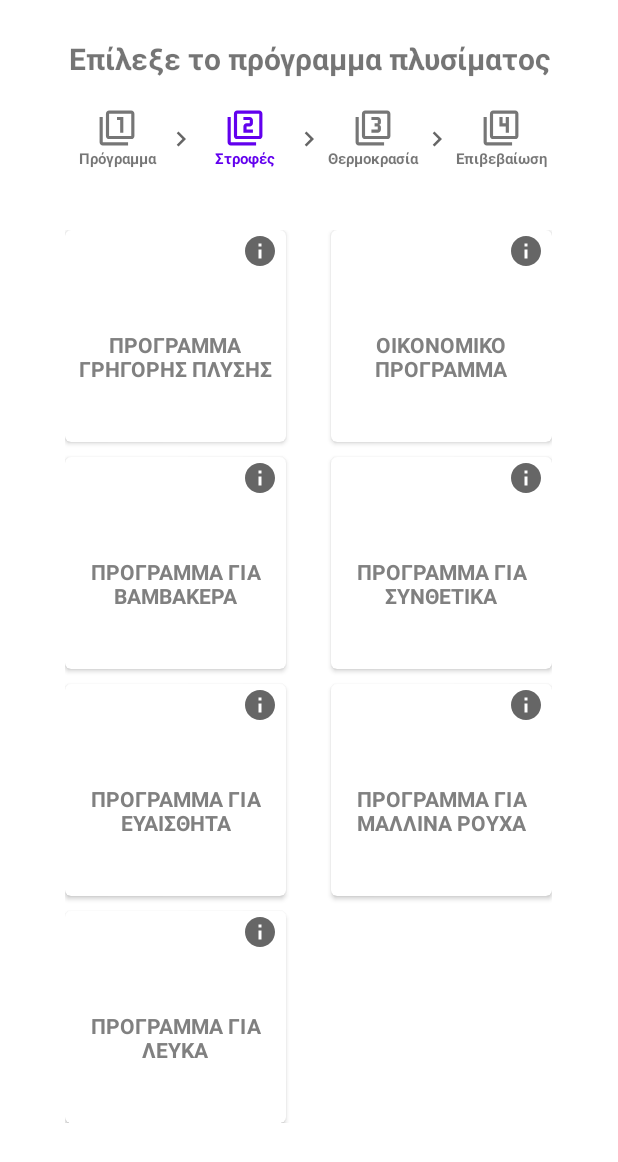
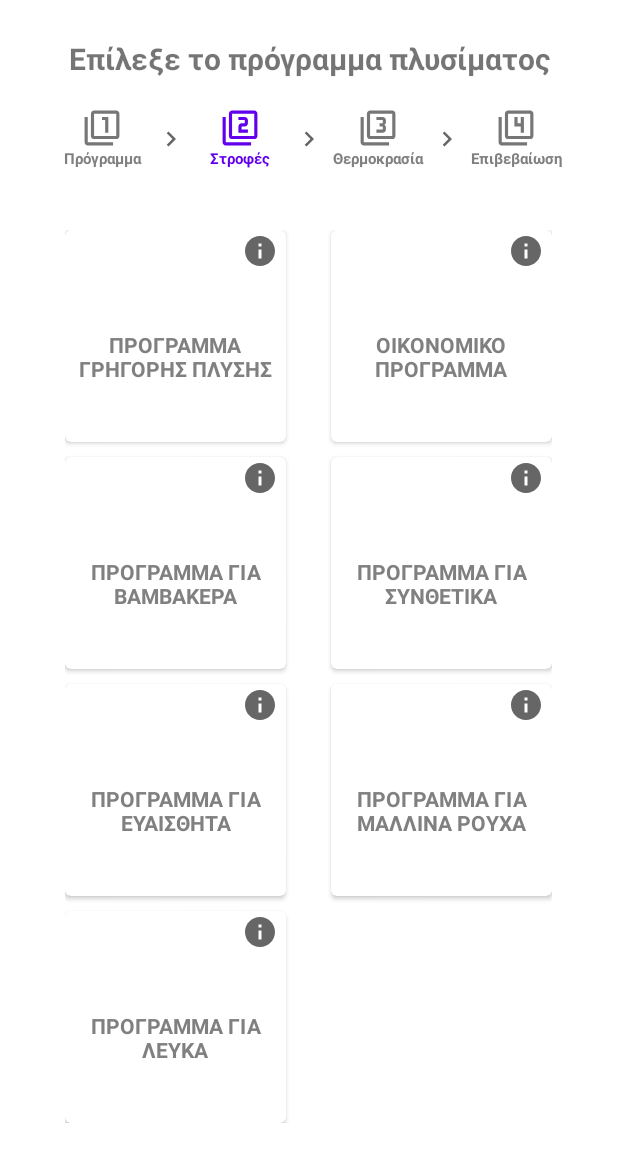
Before and after one commit to BrainBroader/Washer-Android, an Android app: the ChooseProgramActivity screen opened directly, with no data from a screen before it, after a tap on "Στροφές", on a phone screen of 412 x 824 dp. Shown: the top 1162 px of the screen. Run offline under Robolectric (Android 15) with nearby library versions, the phone set to English and light mode, and no system bars; 1 other tap on this screen came first.

Commit message:
more night mode bugs

```diff
--- a/app/src/main/java/com/android/washer/ChooseProgramActivity.java
+++ b/app/src/main/java/com/android/washer/ChooseProgramActivity.java
@@ -76,13 +76,13 @@ public class ChooseProgramActivity extends AppCompatActivity {
     }
 
     private void ClearStagesColor() {
-        stage1TextView.setTextColor(ContextCompat.getColor(ChooseProgramActivity.this, R.color.defaultColor));
+        stage1TextView.setTextColor(ContextCompat.getColor(ChooseProgramActivity.this, R.color.textColor));
         stage1ImageView.setColorFilter(ContextCompat.getColor(ChooseProgramActivity.this, R.color.defaultColor));
-        stage2TextView.setTextColor(ContextCompat.getColor(ChooseProgramActivity.this, R.color.defaultColor));
+        stage2TextView.setTextColor(ContextCompat.getColor(ChooseProgramActivity.this, R.color.textColor));
         stage2ImageView.setColorFilter(ContextCompat.getColor(ChooseProgramActivity.this, R.color.defaultColor));
-        stage3TextView.setTextColor(ContextCompat.getColor(ChooseProgramActivity.this, R.color.defaultColor));
+        stage3TextView.setTextColor(ContextCompat.getColor(ChooseProgramActivity.this, R.color.textColor));
         stage3ImageView.setColorFilter(ContextCompat.getColor(ChooseProgramActivity.this, R.color.defaultColor));
-        stage4TextView.setTextColor(ContextCompat.getColor(ChooseProgramActivity.this, R.color.defaultColor));
+        stage4TextView.setTextColor(ContextCompat.getColor(ChooseProgramActivity.this, R.color.textColor));
         stage4ImageView.setColorFilter(ContextCompat.getColor(ChooseProgramActivity.this, R.color.defaultColor));
     }
 
--- a/app/src/main/res/layout/activity_choose_program.xml
+++ b/app/src/main/res/layout/activity_choose_program.xml
@@ -33,7 +33,7 @@
 
             <LinearLayout
                 android:id="@+id/programStage_layout"
-                android:layout_width="65dp"
+                android:layout_width="72dp"
                 android:layout_height="wrap_content"
                 android:orientation="vertical">
 
@@ -64,7 +64,7 @@
 
             <LinearLayout
                 android:id="@+id/turnStage_layout"
-                android:layout_width="65dp"
+                android:layout_width="72dp"
                 android:layout_height="wrap_content"
                 android:orientation="vertical">
 
@@ -94,7 +94,7 @@
 
             <LinearLayout
                 android:id="@+id/temperatureStage_layout"
-                android:layout_width="65dp"
+                android:layout_width="72dp"
                 android:layout_height="wrap_content"
                 android:orientation="vertical">
 
@@ -124,7 +124,7 @@
 
             <LinearLayout
                 android:id="@+id/confirmStage_layout"
-                android:layout_width="65dp"
+                android:layout_width="72dp"
                 android:layout_height="wrap_content"
                 android:orientation="vertical">
 
```
